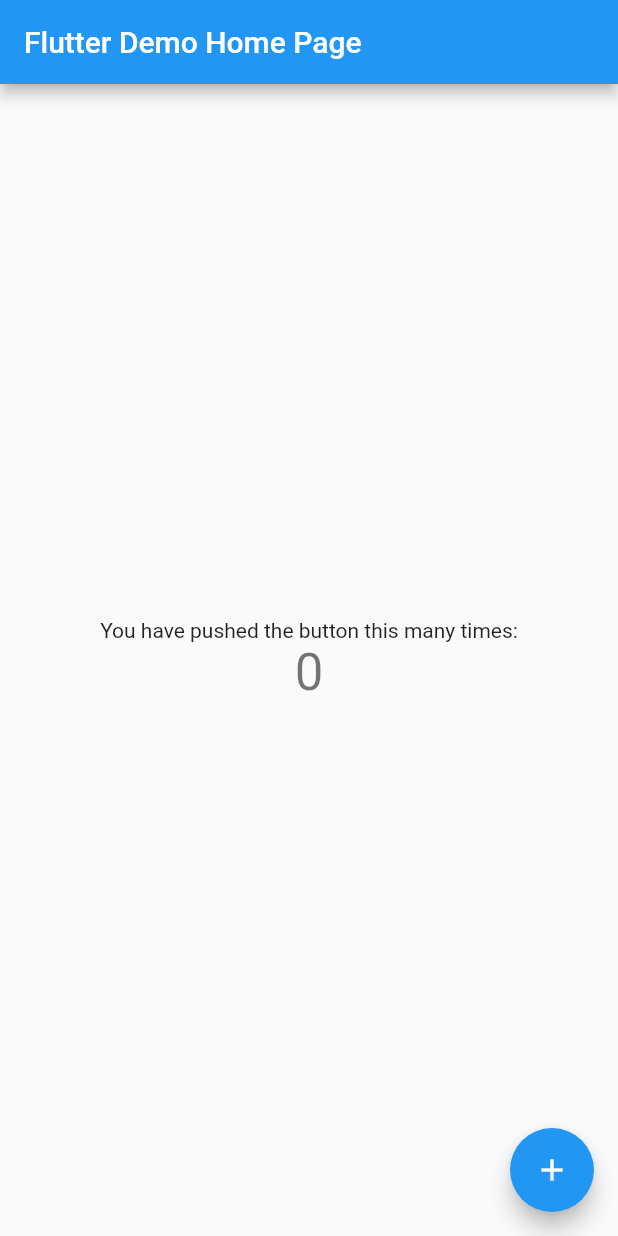
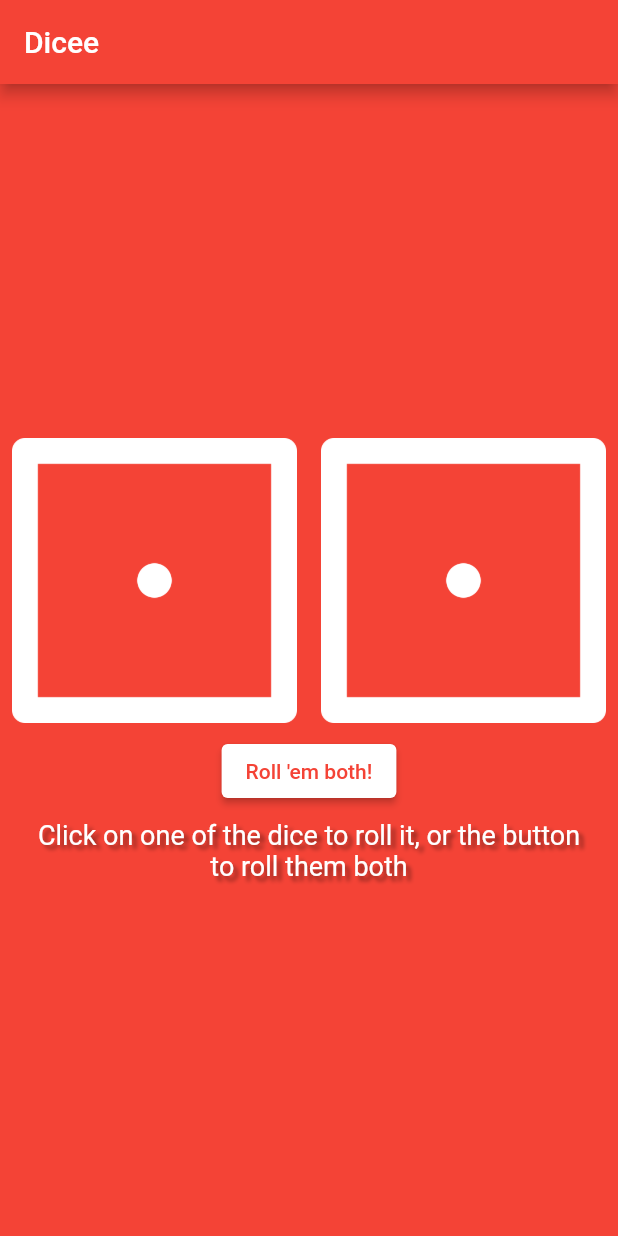
Before and after one commit to jbped/dicee, a Flutter app: the screen it shows after launch, on a phone screen of 412 x 824 dp. Run offline on Flutter 3.47's test engine with Material 2 defaults, Android fonts, the phone set to English and light mode, and no system bars.

Commit message:
added dice, rolling function, and randomization

```diff
--- a/lib/main.dart
+++ b/lib/main.dart
@@ -1,3 +1,5 @@
+import 'dart:math';
+
 import 'package:flutter/material.dart';
 
 void main() {
@@ -11,7 +13,7 @@ class MyApp extends StatelessWidget {
   @override
   Widget build(BuildContext context) {
     return MaterialApp(
-      title: 'Flutter Demo',
+      title: 'Dicee',
       theme: ThemeData(
         // This is the theme of your application.
         //
@@ -22,9 +24,9 @@ class MyApp extends StatelessWidget {
         // or simply save your changes to "hot reload" in a Flutter IDE).
         // Notice that the counter didn't reset back to zero; the application
         // is not restarted.
-        primarySwatch: Colors.blue,
+        primarySwatch: Colors.red,
       ),
-      home: const MyHomePage(title: 'Flutter Demo Home Page'),
+      home: const MyHomePage(title: 'Dicee'),
     );
   }
 }
@@ -48,68 +50,98 @@ class MyHomePage extends StatefulWidget {
 }
 
 class _MyHomePageState extends State<MyHomePage> {
-  int _counter = 0;
+  @override
+  Widget build(BuildContext context) {
+    // The Flutter framework has been optimized to make rerunning build methods
+    // fast, so that you can just rebuild anything that needs updating rather
+    // than having to individually change instances of widgets.
+    return Scaffold(
+        backgroundColor: Colors.red,
+        appBar: AppBar(
+          // Here we take the value from the MyHomePage object that was created by
+          // the App.build method, and use it to set our appbar title.
+          title: Text(widget.title),
+        ),
+        body: DicePage()
+        // Renders the DicePage StatelessWidget declared below.
+        );
+  }
+}
 
-  void _incrementCounter() {
+class DicePage extends StatefulWidget {
+  const DicePage({Key? key}) : super(key: key);
+
+  @override
+  State<DicePage> createState() => _DicePageState();
+}
+
+class _DicePageState extends State<DicePage> {
+  int leftDiceNumber = 1;
+  int rightDiceNumber = 1;
+
+  void rollDice([String? dice]) {
     setState(() {
-      // This call to setState tells the Flutter framework that something has
-      // changed in this State, which causes it to rerun the build method below
-      // so that the display can reflect the updated values. If we changed
-      // _counter without calling setState(), then the build method would not be
-      // called again, and so nothing would appear to happen.
-      _counter++;
+      if (dice == 'left') {
+        leftDiceNumber = Random().nextInt(6) + 1;
+      } else if (dice == 'right') {
+        rightDiceNumber = Random().nextInt(6) + 1;
+      } else {
+        leftDiceNumber = Random().nextInt(6) + 1;
+        rightDiceNumber = Random().nextInt(6) + 1;
+      }
     });
   }
 
   @override
   Widget build(BuildContext context) {
-    // This method is rerun every time setState is called, for instance as done
-    // by the _incrementCounter method above.
-    //
-    // The Flutter framework has been optimized to make rerunning build methods
-    // fast, so that you can just rebuild anything that needs updating rather
-    // than having to individually change instances of widgets.
-    return Scaffold(
-      appBar: AppBar(
-        // Here we take the value from the MyHomePage object that was created by
-        // the App.build method, and use it to set our appbar title.
-        title: Text(widget.title),
-      ),
-      body: Center(
-        // Center is a layout widget. It takes a single child and positions it
-        // in the middle of the parent.
-        child: Column(
-          // Column is also a layout widget. It takes a list of children and
-          // arranges them vertically. By default, it sizes itself to fit its
-          // children horizontally, and tries to be as tall as its parent.
-          //
-          // Invoke "debug painting" (press "p" in the console, choose the
-          // "Toggle Debug Paint" action from the Flutter Inspector in Android
-          // Studio, or the "Toggle Debug Paint" command in Visual Studio Code)
-          // to see the wireframe for each widget.
-          //
-          // Column has various properties to control how it sizes itself and
-          // how it positions its children. Here we use mainAxisAlignment to
-          // center the children vertically; the main axis here is the vertical
-          // axis because Columns are vertical (the cross axis would be
-          // horizontal).
-          mainAxisAlignment: MainAxisAlignment.center,
-          children: <Widget>[
-            const Text(
-              'You have pushed the button this many times:',
+    return Column(
+      mainAxisAlignment: MainAxisAlignment.center,
+      children: [
+        Row(
+          children: [
+            // Expanded had flex capabilities
+            Expanded(
+              child: TextButton(
+                onPressed: () => rollDice('left'),
+                child: Image.asset('assets/images/dice$leftDiceNumber.png'),
+              ),
             ),
-            Text(
-              '$_counter',
-              style: Theme.of(context).textTheme.headline4,
+            Expanded(
+              child: TextButton(
+                onPressed: () => rollDice('right'),
+                child: Image.asset('assets/images/dice$rightDiceNumber.png'),
+              ),
             ),
           ],
         ),
-      ),
-      floatingActionButton: FloatingActionButton(
-        onPressed: _incrementCounter,
-        tooltip: 'Increment',
-        child: const Icon(Icons.add),
-      ), // This trailing comma makes auto-formatting nicer for build methods.
+        ElevatedButton(
+          onPressed: () => rollDice(),
+          style: ButtonStyle(
+            backgroundColor: MaterialStateProperty.all(Colors.white),
+          ),
+          child: const Text(
+            'Roll \'em both!',
+            style: TextStyle(color: Colors.red),
+          ),
+        ),
+        const Padding(
+          padding: EdgeInsets.symmetric(horizontal: 16.0, vertical: 8.0),
+          child: Text(
+            'Click on one of the dice to roll it, or the button to roll them both',
+            textAlign: TextAlign.center,
+            style: TextStyle(
+              fontSize: 18,
+              color: Colors.white,
+              shadows: <Shadow>[
+                Shadow(
+                    offset: Offset(3.0, 3.0),
+                    blurRadius: 3.0,
+                    color: Color.fromARGB(120, 0, 0, 0))
+              ],
+            ),
+          ),
+        ),
+      ],
     );
   }
 }
--- a/pubspec.yaml
+++ b/pubspec.yaml
@@ -61,6 +61,8 @@ flutter:
   # assets:
   #   - images/a_dot_burr.jpeg
   #   - images/a_dot_ham.jpeg
+  assets:
+    - assets/images/
 
   # An image asset can refer to one or more resolution-specific "variants", see
   # https://flutter.dev/assets-and-images/#resolution-aware
```
